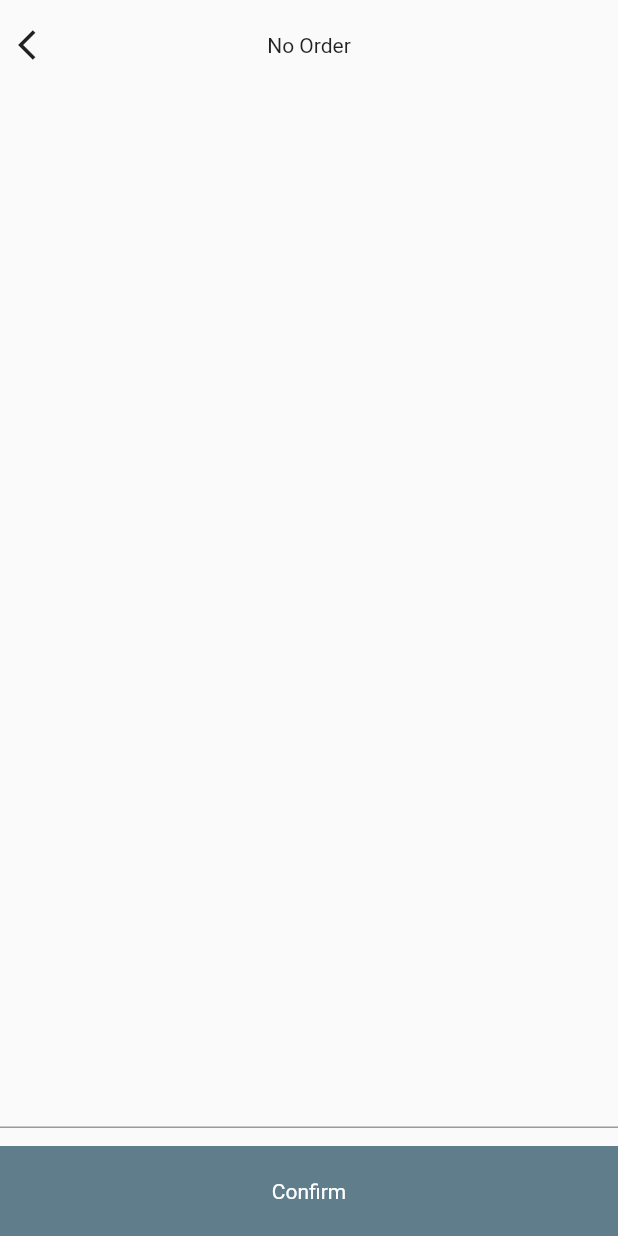
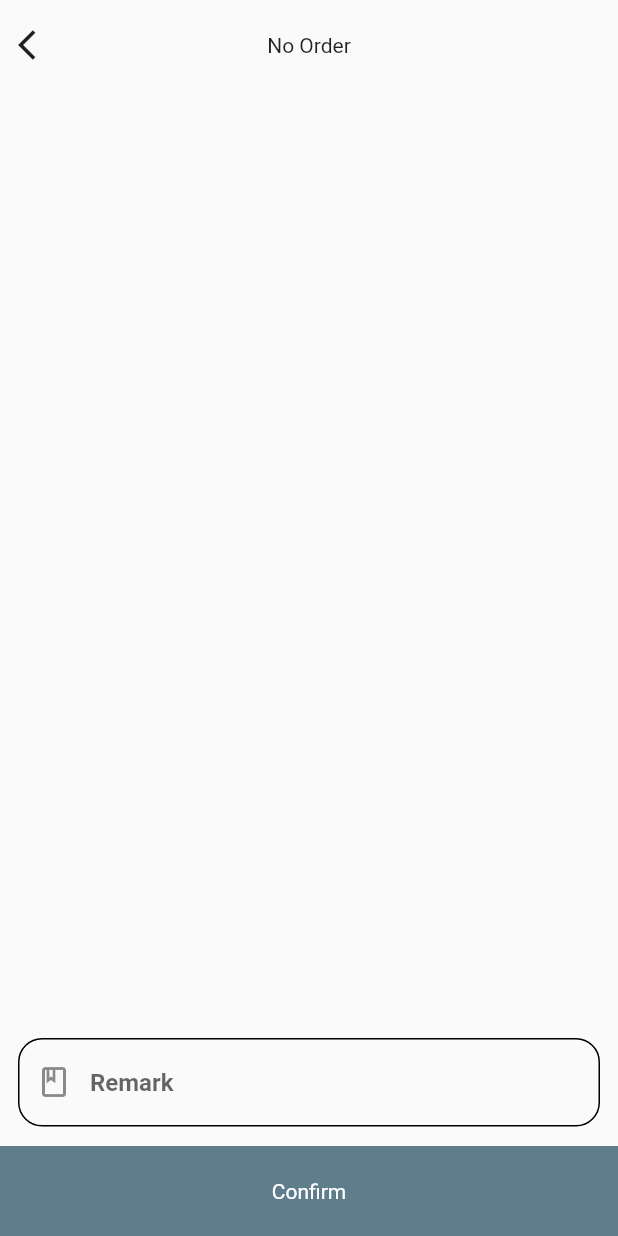
Before and after one commit to sjtsh/psr_application, a Flutter app: the NoOrderScreen screen opened directly, after a tap on "Confirm", on a phone screen of 412 x 824 dp. Run offline on Flutter 3.47's test engine with Material 2 defaults, Android fonts, the phone set to English and light mode, and no system bars; our stand-ins replace camera, connectivity_plus, countup, expandable, firebase_core, firebase_storage and 8 more; missing offline and left inert: nepali_date_picker; accounts and stored records are empty.

Commit message:
order confirm remark

```diff
--- a/lib/Screens/OrderScreen/NoOrder/NoOrderScreen.dart
+++ b/lib/Screens/OrderScreen/NoOrder/NoOrderScreen.dart
@@ -88,10 +88,27 @@ class NoOrderScreen extends StatelessWidget {
                     .toList(),
               ),
             ),
-            Container(
-              height: 60,
-              width: double.infinity,
-              child: TextField(),
+            Padding(
+              padding: const EdgeInsets.all(12.0),
+              child: Container(
+                height: 60,
+                width: double.infinity,
+                child:  TextFormField(
+                  controller: context
+                      .read<OrderScreenManagement>()
+                      .noOrderRemarkController,
+                  decoration: InputDecoration(
+                      prefixIcon: const Icon(Icons.book_outlined),
+                      hintText: "Remark",
+                      focusedBorder: OutlineInputBorder(
+                          borderRadius: BorderRadius.circular(16),
+                          borderSide: const BorderSide(color: Colors.green)),
+                      enabledBorder: OutlineInputBorder(
+                          borderRadius: BorderRadius.circular(16),
+                          borderSide: BorderSide(color: Colors.black))),
+                  style: const TextStyle(fontWeight: FontWeight.bold),
+                ),
+              ),
             ),
             GestureDetector(
               onTap: () async {
@@ -116,7 +133,9 @@ class NoOrderScreen extends StatelessWidget {
                                   .read<MapManagement>()
                                   .selectedOutlet!
                                   .outletPlanId,
-                              "remarks");
+                          context
+                              .read<OrderScreenManagement>()
+                              .noOrderRemarkController.text);
                       if (success) {
                         ScaffoldMessenger.of(context).showSnackBar(
                             SnackBar(content: Text("Successful")));
--- a/lib/StateManagement/OrderScreenManagement.dart
+++ b/lib/StateManagement/OrderScreenManagement.dart
@@ -11,12 +11,17 @@ import '../apis/Entities/SubGroup.dart';
 
 class OrderScreenManagement with ChangeNotifier, DiagnosticableTreeMixin {
   List<bool> items = [];
-  Map<SubGroup, Map<SKU, int>>  singularOrder = {};
+  Map<SubGroup, Map<SKU, int>> singularOrder = {};
   bool _confirmButtonDisabled = false;
   int? currentlyExpanded;
   ScrollController controller = ScrollController();
   List<SubGroup> data = [];
   List<SubGroup>? _dataToDisplay;
+  TextEditingController _noOrderRemarkController = TextEditingController();
+  TextEditingController get noOrderRemarkController => _noOrderRemarkController;
+
+  bool _isRemarkShown =false;
+  bool get isRemarkShown => _isRemarkShown;
 
   List<SubGroup>? get dataToDisplay => _dataToDisplay;
 
@@ -77,6 +82,11 @@ class OrderScreenManagement with ChangeNotifier, DiagnosticableTreeMixin {
     notifyListeners();
   }
 
+  showRemark(){
+    _isRemarkShown = !_isRemarkShown;
+    notifyListeners();
+  }
+
   searchProducts(String searchText) {
     _dataToDisplay = data.where((SubGroup subgroup) {
       return subgroup.name
@@ -89,5 +99,6 @@ class OrderScreenManagement with ChangeNotifier, DiagnosticableTreeMixin {
               .contains(searchText.toLowerCase());
     }).toList();
     notifyListeners();
+    print(_dataToDisplay);
   }
 }
```
Also changed, not shown: lib/Screens/OrderScreen/ConfirmOrderScreen/ConfirmOrderScreen.dart (+30 -6 lines), lib/Screens/OrderScreen/SingularProduct.dart (+4 -8 lines).
